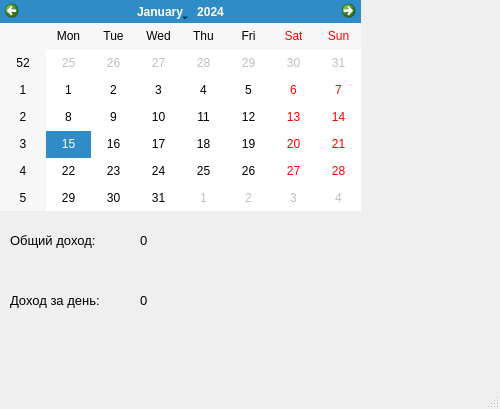
This is task_window_3.ui in max-marshalov/ZMC-Task3 as Qt 5 draws it before an edit. The edited form follows.
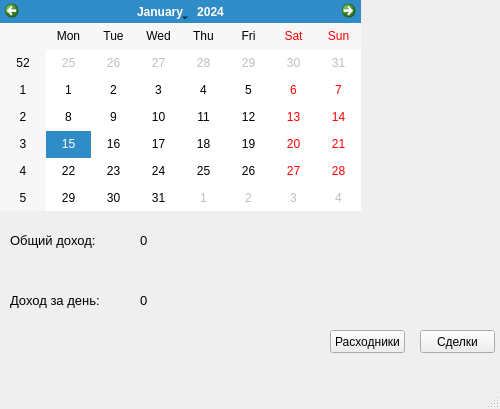
This is the edited form.

What changed in the file:
```diff
--- a/task_window_3.ui
+++ b/task_window_3.ui
@@ -96,6 +96,32 @@
      <string>0</string>
     </property>
    </widget>
+   <widget class="QPushButton" name="pushButton_sdelki">
+    <property name="geometry">
+     <rect>
+      <x>420</x>
+      <y>330</y>
+      <width>75</width>
+      <height>23</height>
+     </rect>
+    </property>
+    <property name="text">
+     <string>Сделки</string>
+    </property>
+   </widget>
+   <widget class="QPushButton" name="pushButton_mat">
+    <property name="geometry">
+     <rect>
+      <x>330</x>
+      <y>330</y>
+      <width>75</width>
+      <height>23</height>
+     </rect>
+    </property>
+    <property name="text">
+     <string>Расходники</string>
+    </property>
+   </widget>
   </widget>
   <widget class="QMenuBar" name="menubar">
    <property name="geometry">
```
Left out of the diff: 2 changed lines with no effect on the pictures.
